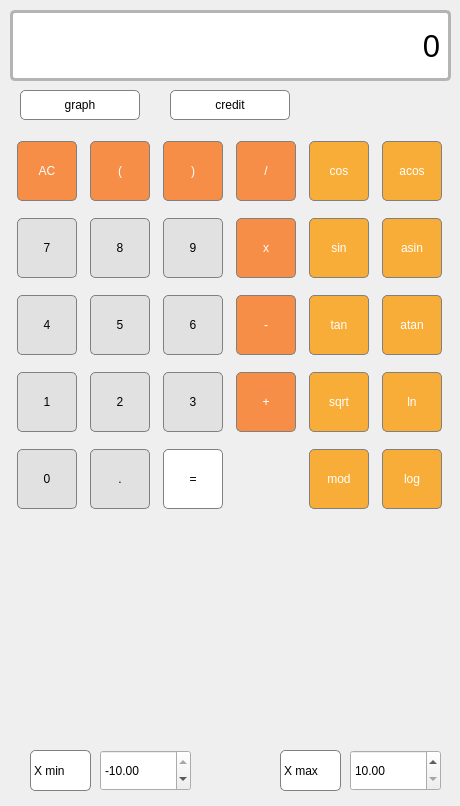
Above: src/smart_calc1/mainwindow.ui from meeeeeeeeh/SmartCalc_v1.0 before the change. Below: the same form after it.
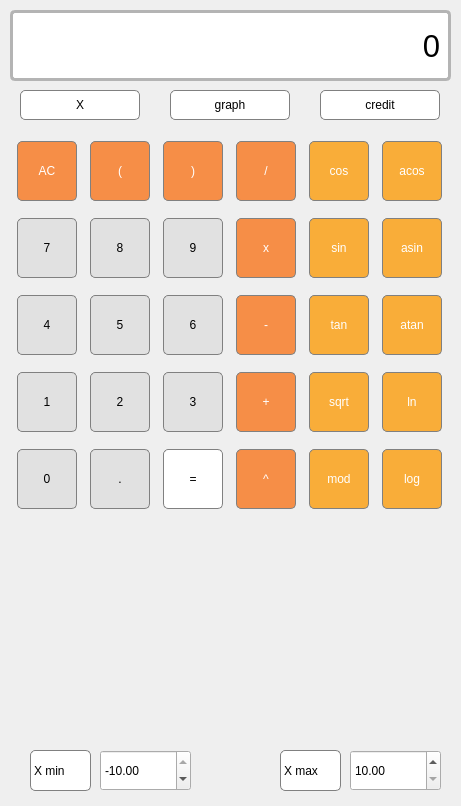
That is the form after the change. Custom widgets are drawn as their Qt base class.

Patch:
```diff
--- a/src/smart_calc1/mainwindow.ui
+++ b/src/smart_calc1/mainwindow.ui
@@ -6,7 +6,7 @@
    <rect>
     <x>0</x>
     <y>0</y>
-    <width>460</width>
+    <width>461</width>
     <height>806</height>
    </rect>
   </property>
@@ -971,12 +971,45 @@
        </property>
       </widget>
      </item>
+     <item row="5" column="3">
+      <widget class="QPushButton" name="pushButton_pow">
+       <property name="minimumSize">
+        <size>
+         <width>60</width>
+         <height>60</height>
+        </size>
+       </property>
+       <property name="maximumSize">
+        <size>
+         <width>60</width>
+         <height>60</height>
+        </size>
+       </property>
+       <property name="styleSheet">
+        <string notr="true">QPushButton {
+  background-color: rgb(246, 142, 71);
+  color: white; 
+  border: 1px solid gray;
+  border-radius: 5px;
+}
+
+
+QPushButton:pressed {
+    background-color: rgb(232, 114, 56);
+}
+</string>
+       </property>
+       <property name="text">
+        <string>^</string>
+       </property>
+      </widget>
+     </item>
     </layout>
    </widget>
    <widget class="QPushButton" name="pushButton_graph">
     <property name="geometry">
      <rect>
-      <x>20</x>
+      <x>170</x>
       <y>90</y>
       <width>120</width>
       <height>30</height>
@@ -999,7 +1032,7 @@
    <widget class="QPushButton" name="pushButton_graph_2">
     <property name="geometry">
      <rect>
-      <x>170</x>
+      <x>320</x>
       <y>90</y>
       <width>120</width>
       <height>30</height>
@@ -1024,7 +1057,7 @@
      <rect>
       <x>20</x>
       <y>530</y>
-      <width>431</width>
+      <width>421</width>
       <height>211</height>
      </rect>
     </property>
@@ -1116,6 +1149,29 @@
      <string>X max</string>
     </property>
    </widget>
+   <widget class="QPushButton" name="pushButton_X">
+    <property name="geometry">
+     <rect>
+      <x>20</x>
+      <y>90</y>
+      <width>120</width>
+      <height>30</height>
+     </rect>
+    </property>
+    <property name="styleSheet">
+     <string notr="true">QPushButton {
+   border: 1px solid gray;
+   background-color: white;
+   border-radius: 5px;
+}
+QPushButton:pressed {
+    background-color: rgb(240, 240, 240);
+}</string>
+    </property>
+    <property name="text">
+     <string>X</string>
+    </property>
+   </widget>
   </widget>
  </widget>
  <customwidgets>
```
